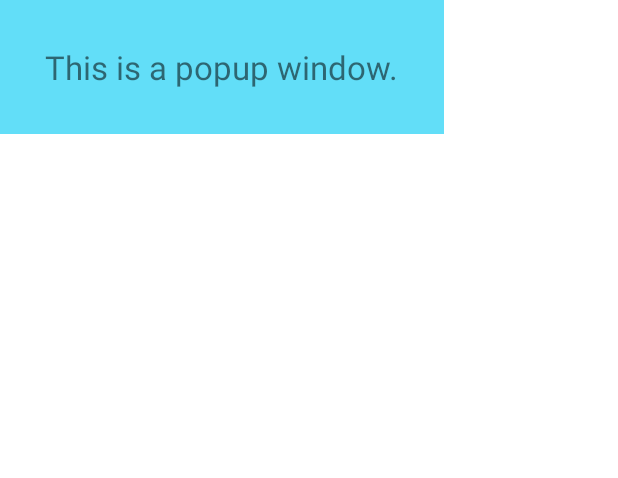
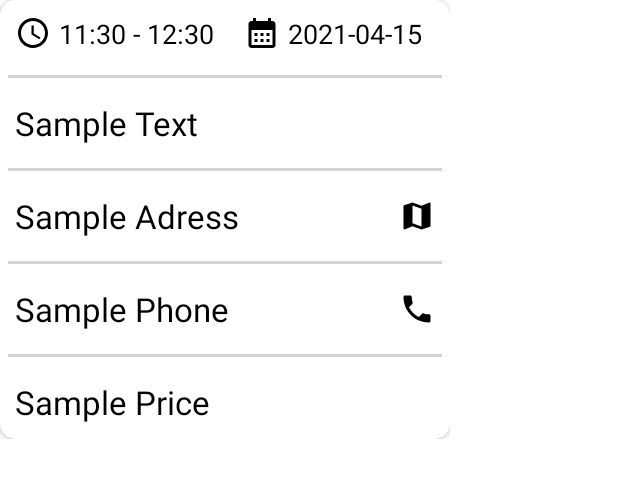
Before and after one commit to nllko/Mobile-application, an Android app: the layout popup_details.xml on its own in the app's theme, with its tools: preview values and no code run, on a phone screen of 412 x 824 dp. Shown: the top 478 px of the screen. Run offline under Robolectric (Android 15) with nearby library versions, the phone set to English and light mode, and no system bars.

Commit message:
added details ui

```diff
--- /dev/null
+++ b/app/src/main/res/drawable/ic_baseline_access_time_24.xml
@@ -0,0 +1,6 @@
+<vector android:height="24dp" android:tint="#000000"
+    android:viewportHeight="24" android:viewportWidth="24"
+    android:width="24dp" xmlns:android="http://schemas.android.com/apk/res/android">
+    <path android:fillColor="@android:color/white" android:pathData="M11.99,2C6.47,2 2,6.48 2,12s4.47,10 9.99,10C17.52,22 22,17.52 22,12S17.52,2 11.99,2zM12,20c-4.42,0 -8,-3.58 -8,-8s3.58,-8 8,-8 8,3.58 8,8 -3.58,8 -8,8z"/>
+    <path android:fillColor="@android:color/white" android:pathData="M12.5,7H11v6l5.25,3.15 0.75,-1.23 -4.5,-2.67z"/>
+</vector>
--- /dev/null
+++ b/app/src/main/res/drawable/ic_baseline_calendar_month_24.xml
@@ -0,0 +1,5 @@
+<vector android:height="24dp" android:tint="#000000"
+    android:viewportHeight="24" android:viewportWidth="24"
+    android:width="24dp" xmlns:android="http://schemas.android.com/apk/res/android">
+    <path android:fillColor="@android:color/white" android:pathData="M19,4h-1V2h-2v2H8V2H6v2H5C3.89,4 3.01,4.9 3.01,6L3,20c0,1.1 0.89,2 2,2h14c1.1,0 2,-0.9 2,-2V6C21,4.9 20.1,4 19,4zM19,20H5V10h14V20zM9,14H7v-2h2V14zM13,14h-2v-2h2V14zM17,14h-2v-2h2V14zM9,18H7v-2h2V18zM13,18h-2v-2h2V18zM17,18h-2v-2h2V18z"/>
+</vector>
--- /dev/null
+++ b/app/src/main/res/drawable/ic_baseline_map_24.xml
@@ -0,0 +1,5 @@
+<vector android:height="24dp" android:tint="#000000"
+    android:viewportHeight="24" android:viewportWidth="24"
+    android:width="24dp" xmlns:android="http://schemas.android.com/apk/res/android">
+    <path android:fillColor="@android:color/white" android:pathData="M20.5,3l-0.16,0.03L15,5.1 9,3 3.36,4.9c-0.21,0.07 -0.36,0.25 -0.36,0.48V20.5c0,0.28 0.22,0.5 0.5,0.5l0.16,-0.03L9,18.9l6,2.1 5.64,-1.9c0.21,-0.07 0.36,-0.25 0.36,-0.48V3.5c0,-0.28 -0.22,-0.5 -0.5,-0.5zM15,19l-6,-2.11V5l6,2.11V19z"/>
+</vector>
--- /dev/null
+++ b/app/src/main/res/drawable/ic_baseline_phone_24.xml
@@ -0,0 +1,5 @@
+<vector android:height="24dp" android:tint="#000000"
+    android:viewportHeight="24" android:viewportWidth="24"
+    android:width="24dp" xmlns:android="http://schemas.android.com/apk/res/android">
+    <path android:fillColor="@android:color/white" android:pathData="M6.62,10.79c1.44,2.83 3.76,5.14 6.59,6.59l2.2,-2.2c0.27,-0.27 0.67,-0.36 1.02,-0.24 1.12,0.37 2.33,0.57 3.57,0.57 0.55,0 1,0.45 1,1V20c0,0.55 -0.45,1 -1,1 -9.39,0 -17,-7.61 -17,-17 0,-0.55 0.45,-1 1,-1h3.5c0.55,0 1,0.45 1,1 0,1.25 0.2,2.45 0.57,3.57 0.11,0.35 0.03,0.74 -0.25,1.02l-2.2,2.2z"/>
+</vector>
--- a/app/src/main/res/layout/popup_details.xml
+++ b/app/src/main/res/layout/popup_details.xml
@@ -1,16 +1,102 @@
 <?xml version="1.0" encoding="utf-8"?>
-<RelativeLayout
-    xmlns:android="http://schemas.android.com/apk/res/android"
+<RelativeLayout xmlns:android="http://schemas.android.com/apk/res/android"
     android:layout_width="wrap_content"
     android:layout_height="wrap_content"
-    android:background="#62def8">
+    xmlns:app="http://schemas.android.com/apk/res-auto">
+    <androidx.cardview.widget.CardView
+        android:layout_width="300sp"
+        android:layout_height="wrap_content"
+        app:cardCornerRadius="10sp">
 
-    <TextView
-        android:layout_width="wrap_content"
-        android:layout_height="wrap_content"
-        android:layout_centerInParent="true"
-        android:layout_margin="30dp"
-        android:textSize="22sp"
-        android:text="This is a popup window."/>
+        <LinearLayout
+            android:layout_width="match_parent"
+            android:layout_height="wrap_content"
+            android:orientation="vertical">
+            <LinearLayout
+                android:layout_width="match_parent"
+                android:layout_height="wrap_content"
+                android:orientation="horizontal">
+                <TextView
+                    android:layout_width="wrap_content"
+                    android:layout_height="wrap_content"
+                    android:padding="10sp"
+                    android:textSize="18sp"
+                    android:textColor="@color/black"
+                    android:drawablePadding="5sp"
+                    android:drawableLeft="@drawable/ic_baseline_access_time_24"
+                    android:text="11:30 - 12:30"/>
+                <TextView
+                    android:layout_width="wrap_content"
+                    android:layout_height="wrap_content"
+                    android:textSize="18sp"
+                    android:padding="10sp"
+                    android:textColor="@color/black"
+                    android:drawablePadding="5sp"
+                    android:drawableLeft="@drawable/ic_baseline_calendar_month_24"
+                    android:text="2021-04-15"/>
+            </LinearLayout>
+            <View
+                android:layout_width="match_parent"
+                android:layout_height="2dp"
+                android:background="#D3D3D3"
+                android:layout_margin="5sp"/>
+            <TextView
+                android:id="@+id/sportName"
+                android:layout_width="match_parent"
+                android:layout_height="wrap_content"
+                android:gravity="center_vertical"
+                android:padding="10sp"
+                android:textColor="@color/black"
+                android:textSize="22sp"
+                android:text="Sample Text"/>
+            <View
+                android:layout_width="match_parent"
+                android:layout_height="2dp"
+                android:background="#D3D3D3"
+                android:layout_margin="5sp"/>
+            <TextView
+                android:id="@+id/address"
+                android:layout_width="match_parent"
+                android:layout_height="wrap_content"
+                android:gravity="center_vertical"
+                android:padding="10sp"
+                android:textColor="@color/black"
+                android:textSize="22sp"
+                android:text="Sample Adress"
+                android:drawableRight="@drawable/ic_baseline_map_24"/>
+            <View
+                android:layout_width="match_parent"
+                android:layout_height="2dp"
+                android:background="#D3D3D3"
+                android:layout_margin="5sp"/>
+            <TextView
+                android:id="@+id/phoneNumber"
+                android:layout_width="match_parent"
+                android:layout_height="wrap_content"
+                android:gravity="center_vertical"
+                android:padding="10sp"
+                android:textColor="@color/black"
+                android:textSize="22sp"
+                android:text="Sample Phone"
+                android:drawableRight="@drawable/ic_baseline_phone_24"/>
+            <View
+                android:layout_width="match_parent"
+                android:layout_height="2dp"
+                android:background="#D3D3D3"
+                android:layout_margin="5sp"/>
+            <TextView
+                android:id="@+id/price"
+                android:layout_width="match_parent"
+                android:layout_height="wrap_content"
+                android:gravity="center_vertical"
+                android:padding="10sp"
+                android:textColor="@color/black"
+                android:textSize="22sp"
+                android:text="Sample Price"/>
+        </LinearLayout>
+
+    </androidx.cardview.widget.CardView>
+
+
 
 </RelativeLayout>
```
